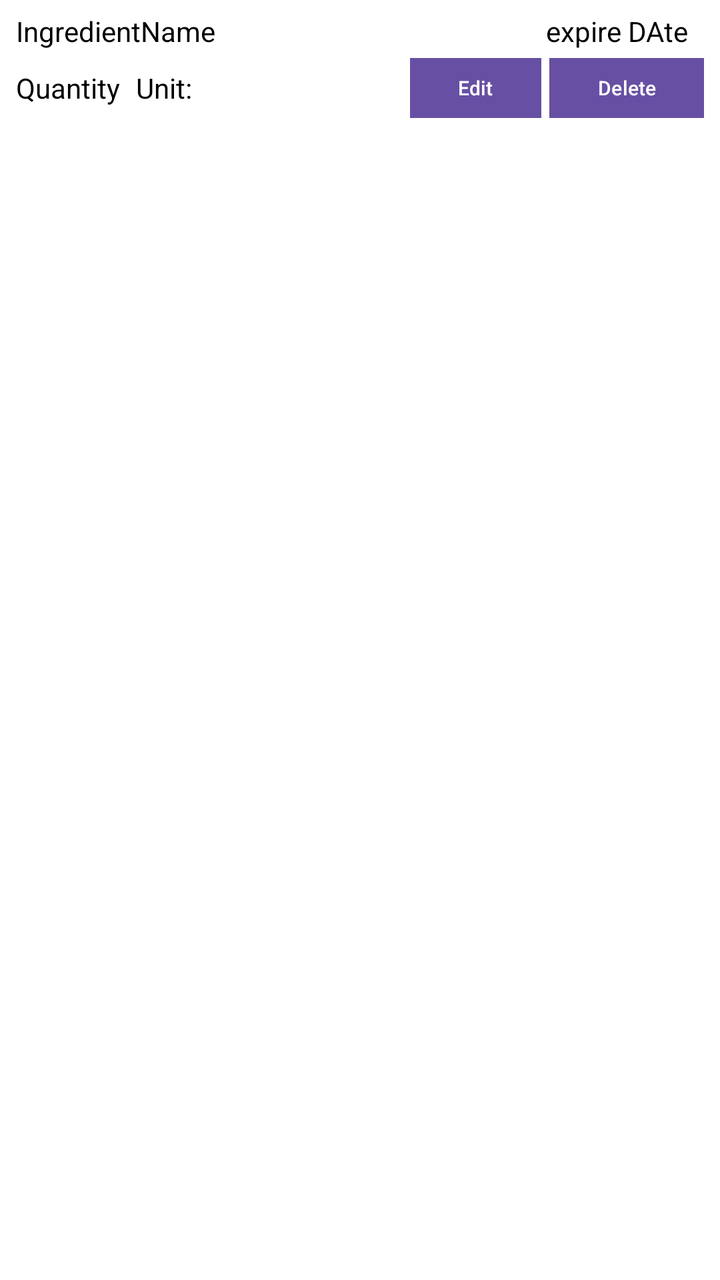
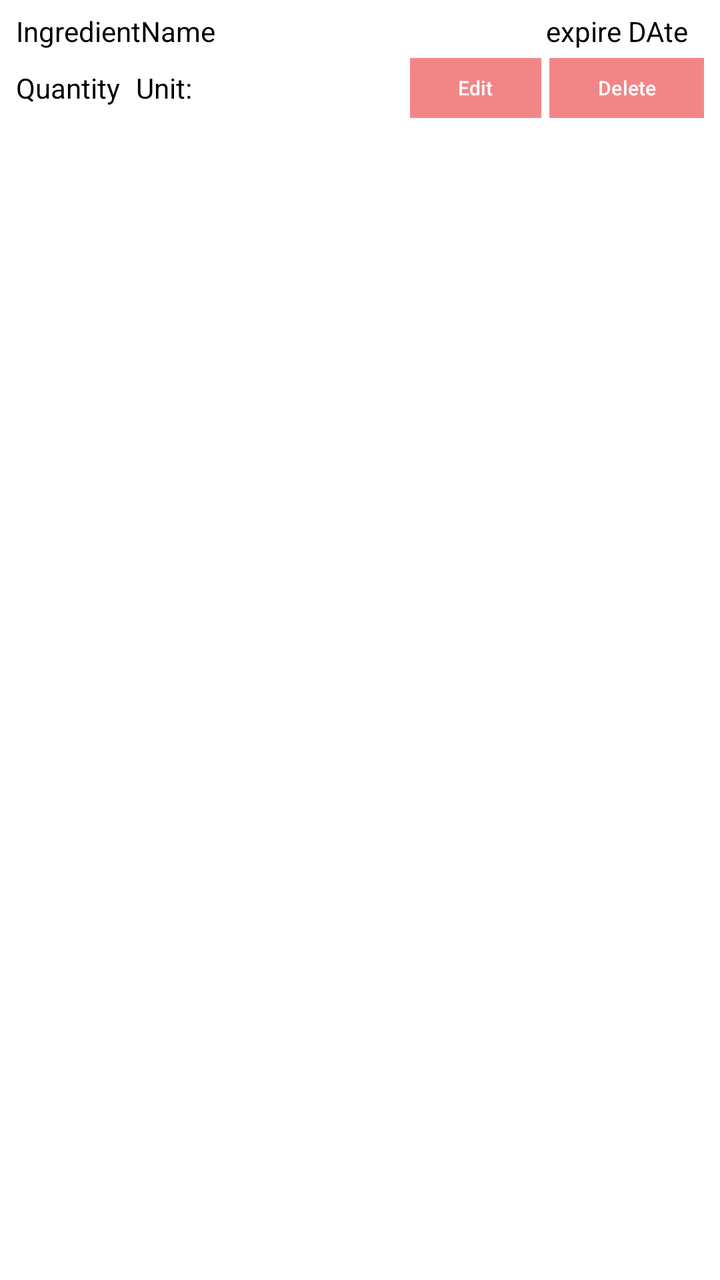

An Android layout rendered at two revisions. The XML below is the earlier revision; the diff shows what the commit changed to produce the second picture.
<!-- AndroidManifest.xml: application theme Theme.SmartPantry -->
<!-- res/layout/ingredient_item_layout.xml -->
<?xml version="1.0" encoding="utf-8"?>
<androidx.constraintlayout.widget.ConstraintLayout
    xmlns:android="http://schemas.android.com/apk/res/android"
    xmlns:app="http://schemas.android.com/apk/res-auto"
    android:layout_width="match_parent"
    android:layout_height="wrap_content"
    android:focusable="true"
    android:focusableInTouchMode="true"
    android:background="@color/white"

    >

    <LinearLayout
        android:id="@+id/linearLayout"
        android:layout_width="match_parent"
        android:layout_height="wrap_content"
        android:gravity="center_vertical"
        android:orientation="vertical"
        android:paddingStart="8dp"
        android:paddingTop="6dp"
        android:paddingEnd="8dp"
        android:paddingBottom="6dp"
        app:layout_constraintEnd_toEndOf="parent"
        app:layout_constraintStart_toStartOf="parent"
        app:layout_constraintTop_toTopOf="parent">

        

        <LinearLayout
            android:layout_width="match_parent"
            android:layout_height="wrap_content"
            android:gravity="center_vertical"
            android:orientation="horizontal">

            <TextView
                android:id="@+id/ingredientName"
                android:layout_width="0dp"
                android:layout_height="wrap_content"
                android:layout_weight="1"
                android:ellipsize="end"
                android:maxLines="1"
                android:text="@string/ingredientname"
                android:textColor="#000000" />
            <Space
                android:layout_width="0dp"
                android:layout_height="1dp"
                android:layout_weight="1" />
            <TextView
                android:id="@+id/ingredientExpire"
                android:layout_width="wrap_content"
                android:layout_height="wrap_content"
                android:paddingEnd="8dp"
                android:text="expire DAte"
                android:textColor="#000000" />

        </LinearLayout>

        

        <LinearLayout
            android:layout_width="match_parent"
            android:layout_height="wrap_content"
            android:layout_marginTop="4dp"
            android:gravity="center_vertical"
            android:orientation="horizontal">

            <TextView
                android:id="@+id/ingredientQuantity"
                android:layout_width="wrap_content"
                android:layout_height="wrap_content"
                android:paddingEnd="8dp"
                android:text="@string/quantity"
                android:textColor="#000000" />

            <TextView
                android:id="@+id/ingredientUnit"
                android:layout_width="wrap_content"
                android:layout_height="wrap_content"
                android:text="@string/unit"
                android:textColor="#000000" />

            

            <Space
                android:layout_width="0dp"
                android:layout_height="1dp"
                android:layout_weight="1" />

            <com.google.android.material.button.MaterialButton
                android:id="@+id/edit"
                android:layout_width="wrap_content"
                android:layout_height="30dp"
                android:insetTop="0dp"
                android:insetBottom="0dp"
                android:minWidth="0dp"
                android:minHeight="0dp"
                android:paddingStart="8dp"
                android:paddingEnd="8dp"
                android:text="@string/edit"
                android:textAllCaps="false"
                android:textSize="10sp"
                android:textColor="@color/white"
                android:background="#F28686"
                app:cornerRadius="4dp" />

            <com.google.android.material.button.MaterialButton
                android:id="@+id/delete"
                android:layout_width="wrap_content"
                android:layout_height="30dp"
                android:layout_marginStart="4dp"
                android:insetTop="0dp"
                android:insetBottom="0dp"
                android:minWidth="0dp"
                android:minHeight="0dp"
                android:paddingStart="8dp"
                android:paddingEnd="8dp"
                android:text="@string/delete"
                android:textAllCaps="false"
                android:textColor="@color/white"
                android:background="#F28686"
                android:textSize="10sp"
                app:cornerRadius="4dp" />

        </LinearLayout>

    </LinearLayout>

</androidx.constraintlayout.widget.ConstraintLayout>
<!-- resources referenced by this layout -->
<resources>
  <color name="white">#FFFFFFFF</color>
  <string name="delete">Delete</string>
  <string name="edit">Edit</string>
  <string name="ingredientname">IngredientName</string>
  <string name="quantity">Quantity</string>
  <string name="unit">Unit:</string>
  <style name="Theme.SmartPantry" parent="Base.Theme.SmartPantry" />
  <style name="Base.Theme.SmartPantry" parent="Theme.Material3.DayNight.NoActionBar">
          
          
      </style>
</resources>

<!-- the commit's change to res/layout/ingredient_item_layout.xml (unified diff, before → after) -->
@@ -90,6 +90,7 @@
                 android:id="@+id/edit"
                 android:layout_width="wrap_content"
                 android:layout_height="30dp"
+                android:background="#F28686"
                 android:insetTop="0dp"
                 android:insetBottom="0dp"
                 android:minWidth="0dp"
@@ -98,9 +99,10 @@
                 android:paddingEnd="8dp"
                 android:text="@string/edit"
                 android:textAllCaps="false"
+                android:textColor="@color/white"
+
                 android:textSize="10sp"
-                android:textColor="@color/white"
-                android:background="#F28686"
+                app:backgroundTint="#F28686"
                 app:cornerRadius="4dp" />
 
             <com.google.android.material.button.MaterialButton
@@ -108,6 +110,7 @@
                 android:layout_width="wrap_content"
                 android:layout_height="30dp"
                 android:layout_marginStart="4dp"
+                android:background="#F28686"
                 android:insetTop="0dp"
                 android:insetBottom="0dp"
                 android:minWidth="0dp"
@@ -117,8 +120,8 @@
                 android:text="@string/delete"
                 android:textAllCaps="false"
                 android:textColor="@color/white"
-                android:background="#F28686"
                 android:textSize="10sp"
+                app:backgroundTint="#F28686"
                 app:cornerRadius="4dp" />
 
         </LinearLayout>
